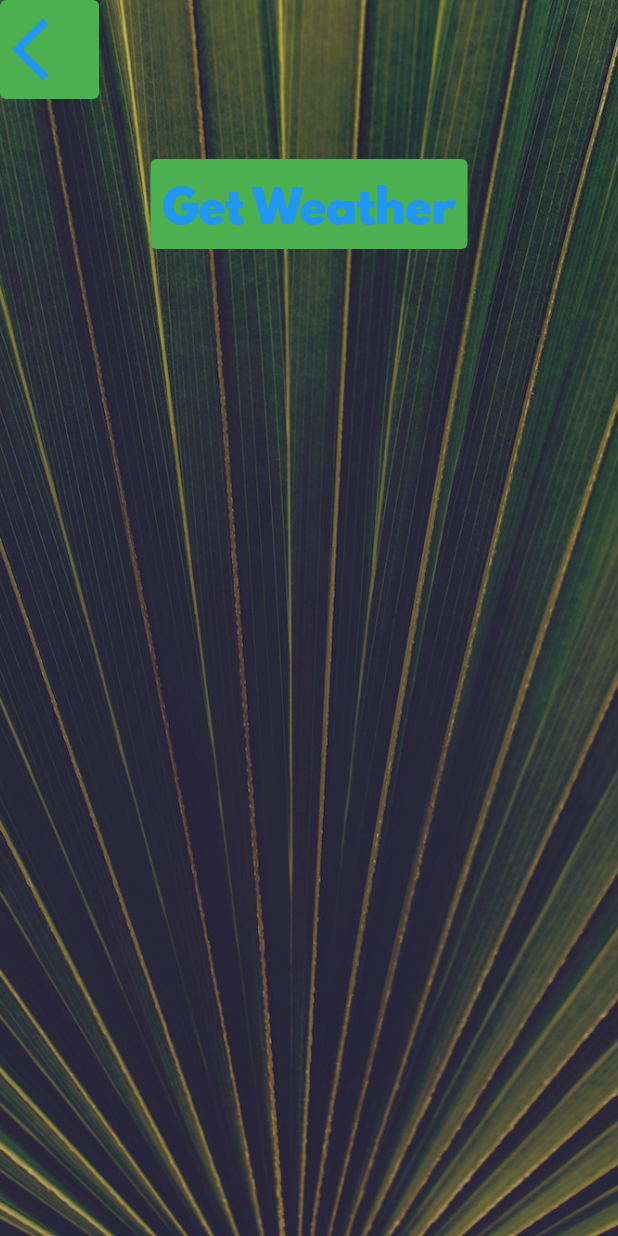
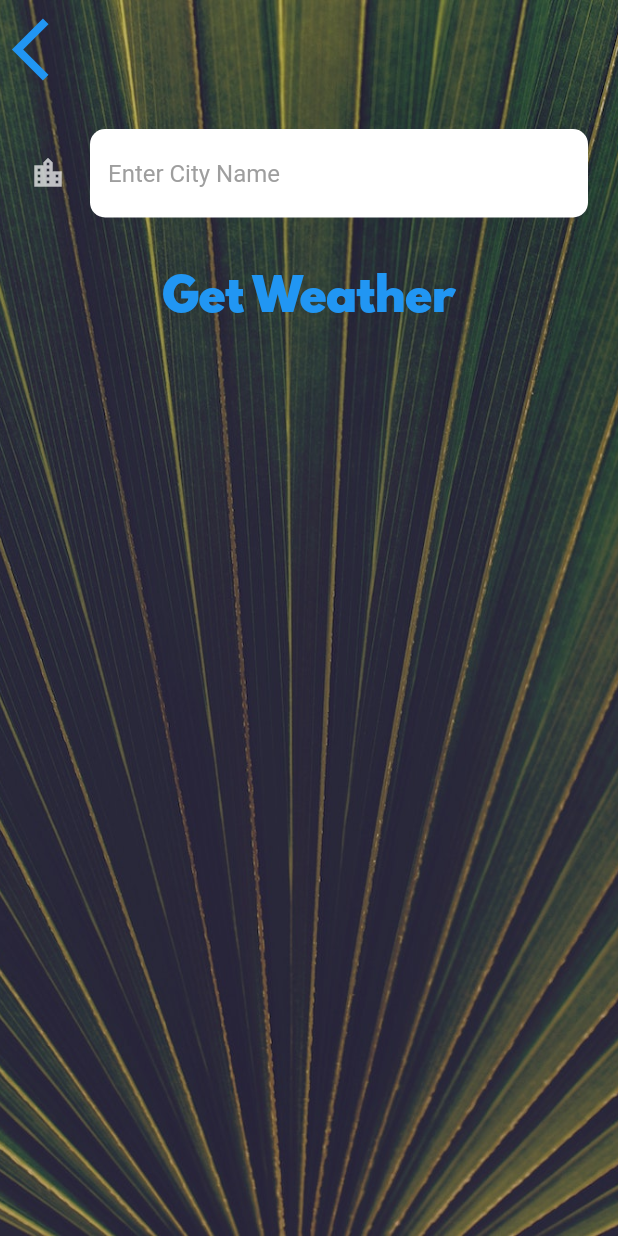
Before and after one commit to berhanudagnew/climate_weather_flutter, a Flutter app: the CityScreen screen opened directly, on a phone screen of 412 x 824 dp. Run offline on Flutter 3.47's test engine with Material 2 defaults, Android fonts, the phone set to English and light mode, and no system bars; our stand-ins replace flutter_spinkit, geolocator; network calls fail.

Commit message:
city screen update text field decoration

```diff
--- a/lib/screens/city_screen.dart
+++ b/lib/screens/city_screen.dart
@@ -25,9 +25,6 @@
                 alignment: Alignment.topLeft,
                 child: TextButton(
                   onPressed: () {},
-                  style: ButtonStyle(
-                    backgroundColor: MaterialStateProperty.all(Colors.green),
-                  ),
                   child: Icon(
                     Icons.arrow_back_ios,
                     size: 50.0,
@@ -36,13 +33,18 @@
               ),
               Container(
                 padding: EdgeInsets.all(20.0),
-                child: null,
+                child: TextField(
+                  style: TextStyle(
+                    color: Colors.black,
+                  ),
+                  decoration: K_text_field_input_decoration,
+                  onChanged: (value) {
+                    print(value);
+                  },
+                ),
               ),
               TextButton(
                 onPressed: () {},
-                style: ButtonStyle(
-                  backgroundColor: MaterialStateProperty.all(Colors.green),
-                ),
                 child: Text(
                   'Get Weather',
                   style: kButtonTextStyle,
--- a/lib/utilities/constants.dart
+++ b/lib/utilities/constants.dart
@@ -18,3 +18,17 @@
 const kConditionTextStyle = TextStyle(
   fontSize: 100.0,
 );
+
+const K_text_field_input_decoration = InputDecoration(
+  filled: true,
+  fillColor: Colors.white,
+  icon: Icon(
+    Icons.location_city,
+  ),
+  hintText: 'Enter City Name',
+  hintStyle: TextStyle(color: Colors.grey),
+  border: OutlineInputBorder(
+    borderRadius: BorderRadius.all(Radius.circular(10.0)),
+    borderSide: BorderSide.none,
+  ),
+);
```
